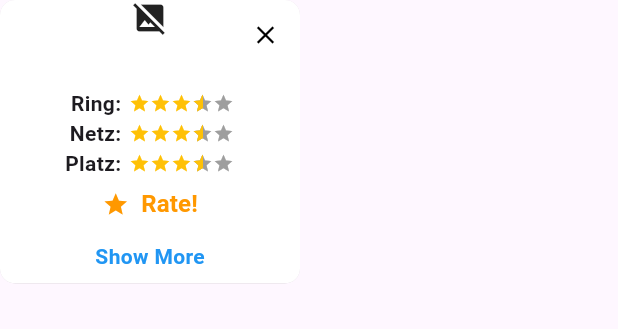
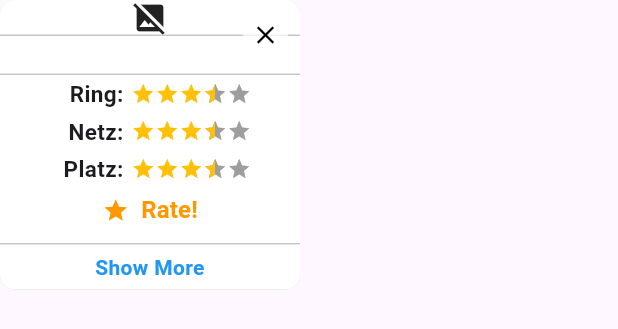
Before and after one commit to Charl1eHarper/Programmieren2, a Flutter app: the InfoWindowWidget widget shown alone on an empty page, opened directly with empty values, on a phone screen of 412 x 824 dp. Shown: the top 329 px of the screen. Run offline on Flutter 3.47's test engine with Material 3 defaults, Android fonts, the phone set to English and light mode, and no system bars; drawn by our look-alikes of flutter_rating_bar; our stand-ins replace cloud_firestore, firebase_auth, firebase_core, fl_chart, geolocator, google_maps_flutter; missing offline and left inert: google_maps_webservice; accounts and stored records are empty; network calls fail.

Commit message:
adjust InfoWindow

```diff
--- a/lib/pages/homepage/info_window_widget.dart
+++ b/lib/pages/homepage/info_window_widget.dart
@@ -23,10 +23,7 @@ class InfoWindowWidget extends StatelessWidget {
       borderRadius: const BorderRadius.all(Radius.circular(10)),
       child: Container(
         constraints: BoxConstraints(
-          maxHeight: MediaQuery
-              .of(context)
-              .size
-              .height * 0.5,
+          maxHeight: MediaQuery.of(context).size.height * 0.5,
           minWidth: 200,
           maxWidth: 200,
         ),
@@ -56,39 +53,36 @@ class InfoWindowWidget extends StatelessWidget {
                     return const Icon(Icons.image_not_supported);
                   },
                 ),
-                const SizedBox(height: 8),
+                const Divider(thickness: 1, height: 0),  // Divider after image
+
                 // Title with padding on the left and right
                 Padding(
-                  padding: const EdgeInsets.symmetric(horizontal: 8.0),  // Add padding to left and right
+                  padding: const EdgeInsets.symmetric(horizontal: 16.0),  // Removed vertical padding for tighter fit
                   child: Text(
                     title,
                     style: const TextStyle(
-                      fontSize: 16,
+                      fontSize: 18,  // Larger font for title
                       fontWeight: FontWeight.bold,
                     ),
                     textAlign: TextAlign.center,
                   ),
                 ),
-                const SizedBox(height: 4),
-                // Reduced space between title and rating
+                const Divider(thickness: 1, height: 0),  // Set height smaller to control space
                 // Rating Section for Ring, Netz, Platz
                 _buildRatingSection("Ring"),
                 _buildRatingSection("Netz"),
                 _buildRatingSection("Platz"),
-                const SizedBox(height: 2),
-                // Reduced space between ratings and button
+
                 // Combined Rate Button with Icon and Text
                 Padding(
-                  padding: const EdgeInsets.only(bottom: 10.0),
-                  // Add 16px padding at the bottom
+                  padding: const EdgeInsets.only(bottom: 8.0, top: 0),
                   child: TextButton.icon(
                     style: TextButton.styleFrom(
-                      padding: EdgeInsets.zero, // Remove any internal padding
-                      minimumSize: const Size(40, 30), // Adjust minimum size
-                      tapTargetSize: MaterialTapTargetSize
-                          .shrinkWrap, // Shrink wrap the button
+                      padding: EdgeInsets.zero,  // Remove any internal padding
+                      minimumSize: const Size(60, 30),  // Adjust minimum size
+                      tapTargetSize: MaterialTapTargetSize.shrinkWrap,  // Shrink wrap the button
                     ),
-                    onPressed: onAddRatingPressed, // Callback to add rating
+                    onPressed: onAddRatingPressed,  // Callback to add rating
                     icon: const Icon(Icons.star, color: Colors.orange),
                     label: const Text(
                       "Rate!",
@@ -100,17 +94,19 @@ class InfoWindowWidget extends StatelessWidget {
                     ),
                   ),
                 ),
+                const Divider(thickness: 1, height: 0),  // Divider after "Rate!" button
                 // Show More Button
                 GestureDetector(
                   onTap: onShowMorePressed,
                   child: const Padding(
-                    padding: EdgeInsets.only(bottom: 8.0),
+                    padding: EdgeInsets.only(bottom: 5, top: 5),
                     child: Text(
                       'Show More',
                       style: TextStyle(
                         color: Colors.blue,
                         fontWeight: FontWeight.bold,
                       ),
+                      textAlign: TextAlign.center,
                     ),
                   ),
                 ),
@@ -145,9 +141,10 @@ class InfoWindowWidget extends StatelessWidget {
   // Helper method to build the rating section with right-aligned text and left padding
   Widget _buildRatingSection(String category) {
     return Padding(
-      padding: const EdgeInsets.only(left: 31),  // Apply left padding to the whole row
+      padding: const EdgeInsets.symmetric(vertical: 2.0),  // Adjust spacing between rows
       child: Row(
         crossAxisAlignment: CrossAxisAlignment.center, // Ensure vertical alignment
+        mainAxisAlignment: MainAxisAlignment.center, // Center the whole row
         children: [
           // Use SizedBox with fixed width to align labels properly
           SizedBox(
@@ -156,6 +153,7 @@ class InfoWindowWidget extends StatelessWidget {
               "$category:",  // The label (e.g., "Ring:", "Netz:", "Platz:")
               style: const TextStyle(
                 fontWeight: FontWeight.bold,
+                fontSize: 15,  // Slightly larger text for category labels
               ),
               textAlign: TextAlign.right,  // Right-align the text
             ),
@@ -169,7 +167,7 @@ class InfoWindowWidget extends StatelessWidget {
               color: Colors.amber,
             ),
             itemCount: 5,
-            itemSize: 14.0,
+            itemSize: 16.0,  // Larger stars
             direction: Axis.horizontal,
           ),
         ],
```
